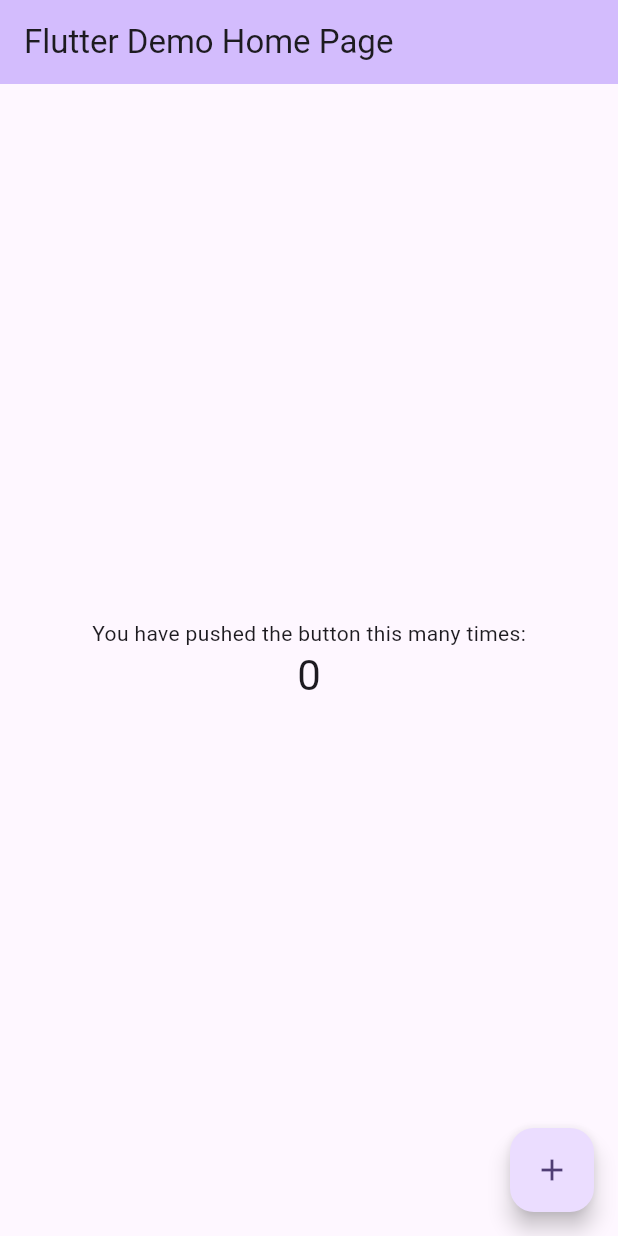
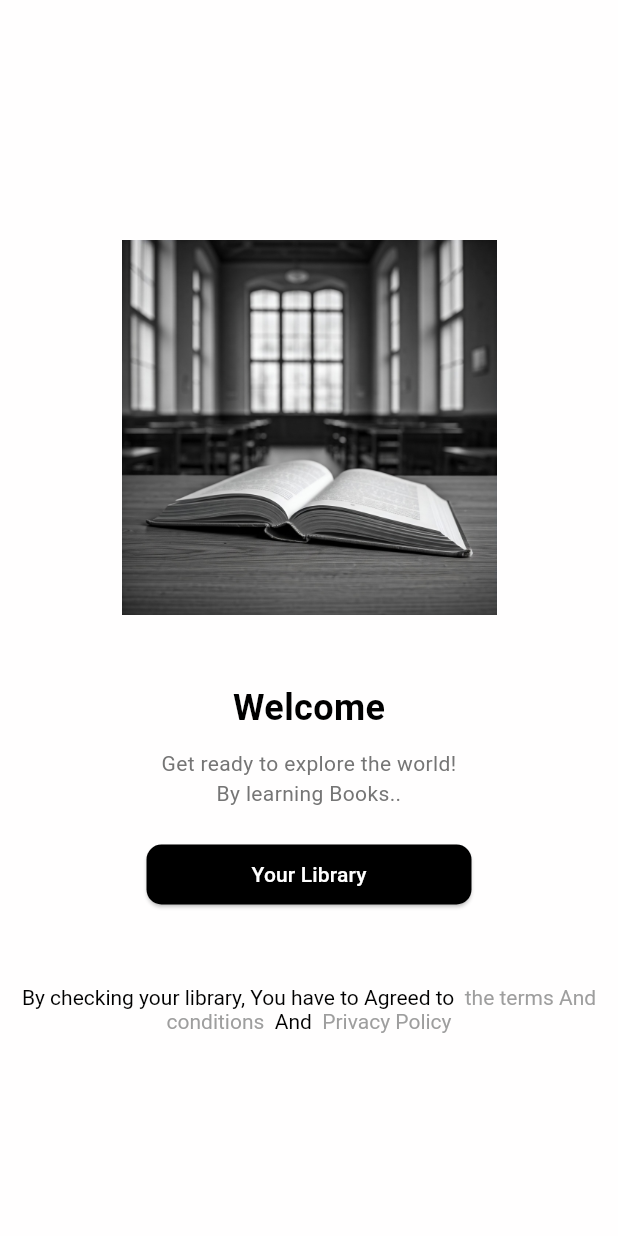
Before and after one commit to yassinops/Library-Management-MobileApp, a Flutter app: the screen it shows after launch, on a phone screen of 412 x 824 dp. Run offline on Flutter 3.47's test engine with Material 3 defaults, Android fonts, the phone set to English and light mode, and no system bars.

Commit message:
HomePage & drawer
creating the home page and setting up the drawer

```diff
--- /dev/null
+++ b/librarymanagement/lib/Lists/books.dart
@@ -0,0 +1,17 @@
+import 'package:flutter/material.dart';
+
+class Books extends StatefulWidget {
+  const Books({super.key});
+
+  @override
+  State<Books> createState() => _BooksState();
+}
+
+class _BooksState extends State<Books> {
+  @override
+  Widget build(BuildContext context) {
+    return const Scaffold(
+      body: Text("list of books"),
+    );
+  }
+}
--- a/librarymanagement/lib/main.dart
+++ b/librarymanagement/lib/main.dart
@@ -1,125 +1,8 @@
 import 'package:flutter/material.dart';
+import 'package:librarymanagement/ui/home_page.dart';
 
 void main() {
-  runApp(const MyApp());
+  runApp(MaterialApp(
+    home:const HomePage(),
+  ));
 }
-
-class MyApp extends StatelessWidget {
-  const MyApp({super.key});
-
-  // This widget is the root of your application.
-  @override
-  Widget build(BuildContext context) {
-    return MaterialApp(
-      title: 'Flutter Demo',
-      theme: ThemeData(
-        // This is the theme of your application.
-        //
-        // TRY THIS: Try running your application with "flutter run". You'll see
-        // the application has a purple toolbar. Then, without quitting the app,
-        // try changing the seedColor in the colorScheme below to Colors.green
-        // and then invoke "hot reload" (save your changes or press the "hot
-        // reload" button in a Flutter-supported IDE, or press "r" if you used
-        // the command line to start the app).
-        //
-        // Notice that the counter didn't reset back to zero; the application
-        // state is not lost during the reload. To reset the state, use hot
-        // restart instead.
-        //
-        // This works for code too, not just values: Most code changes can be
-        // tested with just a hot reload.
-        colorScheme: ColorScheme.fromSeed(seedColor: Colors.deepPurple),
-        useMaterial3: true,
-      ),
-      home: const MyHomePage(title: 'Flutter Demo Home Page'),
-    );
-  }
-}
-
-class MyHomePage extends StatefulWidget {
-  const MyHomePage({super.key, required this.title});
-
-  // This widget is the home page of your application. It is stateful, meaning
-  // that it has a State object (defined below) that contains fields that affect
-  // how it looks.
-
-  // This class is the configuration for the state. It holds the values (in this
-  // case the title) provided by the parent (in this case the App widget) and
-  // used by the build method of the State. Fields in a Widget subclass are
-  // always marked "final".
-
-  final String title;
-
-  @override
-  State<MyHomePage> createState() => _MyHomePageState();
-}
-
-class _MyHomePageState extends State<MyHomePage> {
-  int _counter = 0;
-
-  void _incrementCounter() {
-    setState(() {
-      // This call to setState tells the Flutter framework that something has
-      // changed in this State, which causes it to rerun the build method below
-      // so that the display can reflect the updated values. If we changed
-      // _counter without calling setState(), then the build method would not be
-      // called again, and so nothing would appear to happen.
-      _counter++;
-    });
-  }
-
-  @override
-  Widget build(BuildContext context) {
-    // This method is rerun every time setState is called, for instance as done
-    // by the _incrementCounter method above.
-    //
-    // The Flutter framework has been optimized to make rerunning build methods
-    // fast, so that you can just rebuild anything that needs updating rather
-    // than having to individually change instances of widgets.
-    return Scaffold(
-      appBar: AppBar(
-        // TRY THIS: Try changing the color here to a specific color (to
-        // Colors.amber, perhaps?) and trigger a hot reload to see the AppBar
-        // change color while the other colors stay the same.
-        backgroundColor: Theme.of(context).colorScheme.inversePrimary,
-        // Here we take the value from the MyHomePage object that was created by
-        // the App.build method, and use it to set our appbar title.
-        title: Text(widget.title),
-      ),
-      body: Center(
-        // Center is a layout widget. It takes a single child and positions it
-        // in the middle of the parent.
-        child: Column(
-          // Column is also a layout widget. It takes a list of children and
-          // arranges them vertically. By default, it sizes itself to fit its
-          // children horizontally, and tries to be as tall as its parent.
-          //
-          // Column has various properties to control how it sizes itself and
-          // how it positions its children. Here we use mainAxisAlignment to
-          // center the children vertically; the main axis here is the vertical
-          // axis because Columns are vertical (the cross axis would be
-          // horizontal).
-          //
-          // TRY THIS: Invoke "debug painting" (choose the "Toggle Debug Paint"
-          // action in the IDE, or press "p" in the console), to see the
-          // wireframe for each widget.
-          mainAxisAlignment: MainAxisAlignment.center,
-          children: <Widget>[
-            const Text(
-              'You have pushed the button this many times:',
-            ),
-            Text(
-              '$_counter',
-              style: Theme.of(context).textTheme.headlineMedium,
-            ),
-          ],
-        ),
-      ),
-      floatingActionButton: FloatingActionButton(
-        onPressed: _incrementCounter,
-        tooltip: 'Increment',
-        child: const Icon(Icons.add),
-      ), // This trailing comma makes auto-formatting nicer for build methods.
-    );
-  }
-}
--- /dev/null
+++ b/librarymanagement/lib/ui/home_page.dart
@@ -0,0 +1,107 @@
+import 'package:flutter/material.dart';
+import 'package:librarymanagement/ui/library_page.dart';
+
+class HomePage extends StatelessWidget {
+  const HomePage({super.key});
+
+  @override
+  Widget build(BuildContext context) {
+    return Scaffold(
+      body: SizedBox(
+        width: double.infinity,
+        child: Container(
+          color: const Color.fromARGB(255, 255, 254, 254),
+          child: Column(
+            crossAxisAlignment: CrossAxisAlignment.center,
+            mainAxisAlignment: MainAxisAlignment.center,
+            children: [
+              Image.asset("assets/images/publibrary.jpg",
+                  height: 300, width: 250),
+              const SizedBox(height: 20),
+              const Text(
+                "Welcome",
+                style: TextStyle(
+                  color: Colors.black,
+                  fontSize: 24,
+                  fontWeight: FontWeight.bold,
+                ),
+              ),
+              const SizedBox(
+                height: 10,
+              ),
+              Text(
+                "Get ready to explore the world!",
+                style: TextStyle(
+                  color: Colors.grey[600],
+                  fontSize: 14,
+                ),
+                textAlign: TextAlign.center,
+              ),
+              Text(
+                "By learning Books..",
+                style: TextStyle(
+                  color: Colors.grey[600],
+                  fontSize: 14,
+                ),
+                textAlign: TextAlign.center,
+              ),
+              const SizedBox(
+                height: 20,
+              ),
+              ElevatedButton(
+                style: ElevatedButton.styleFrom(
+                    backgroundColor: Colors.black,
+                    foregroundColor: Colors.white,
+                    padding: const EdgeInsets.symmetric(
+                        horizontal: 70, vertical: 10),
+                    shape: RoundedRectangleBorder(
+                      borderRadius: BorderRadius.circular(10),
+                    )),
+                onPressed: () {
+                  Navigator.push(context,
+                      MaterialPageRoute(builder: (context) => const LibraryPage()));
+                },
+                child:const Text(
+                  "Your Library",
+                  style: TextStyle(),
+                ),
+              ),
+              const SizedBox(height: 50),
+              RichText(
+                textAlign: TextAlign.center,
+                text: const TextSpan(
+                  text: "By checking your library, You have to Agreed to ",
+                  style:  TextStyle(
+                    color: Colors.black,
+                    fontSize: 14,
+                  ),
+                  children: [
+                     TextSpan(
+                      text: " the terms And conditions ",
+                      style:TextStyle(
+                        color: Colors.grey,
+                        fontSize: 14,
+                      ),
+                    ),
+                     TextSpan(
+                        text: " And ",
+                        style: TextStyle(
+                          color: Colors.black,
+                          fontSize: 14,
+                        )),
+                     TextSpan(
+                        text: " Privacy Policy ",
+                        style: TextStyle(
+                          color: Colors.grey,
+                          fontSize: 14,
+                        )),
+                  ],
+                ),
+              ),
+            ],
+          ),
+        ),
+      ),
+    );
+  }
+}
```
Also changed, not shown: librarymanagement/lib/Component/menu.dart (added, +108 -0 lines), librarymanagement/lib/Lists/authors.dart (added, +17 -0 lines), librarymanagement/lib/ui/library_page.dart (added, +25 -0 lines), librarymanagement/pubspec.yaml (+3 -4 lines), librarymanagement/assets/images/aladin.jpg (added), librarymanagement/assets/images/publibrary.jpg (added).
